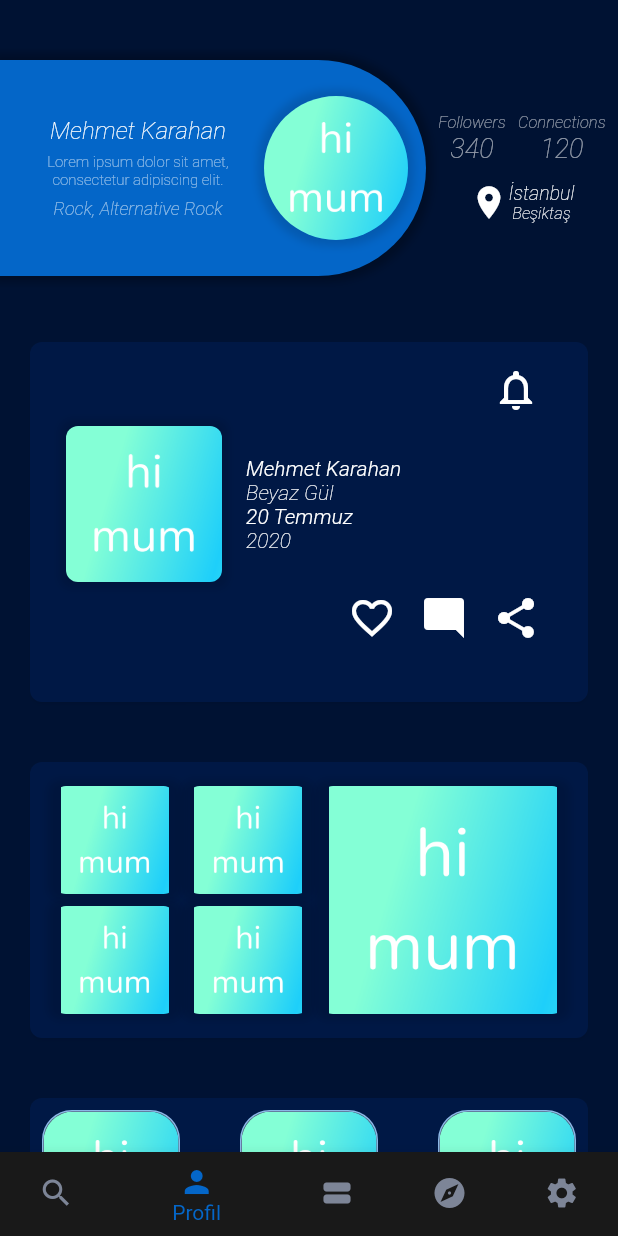
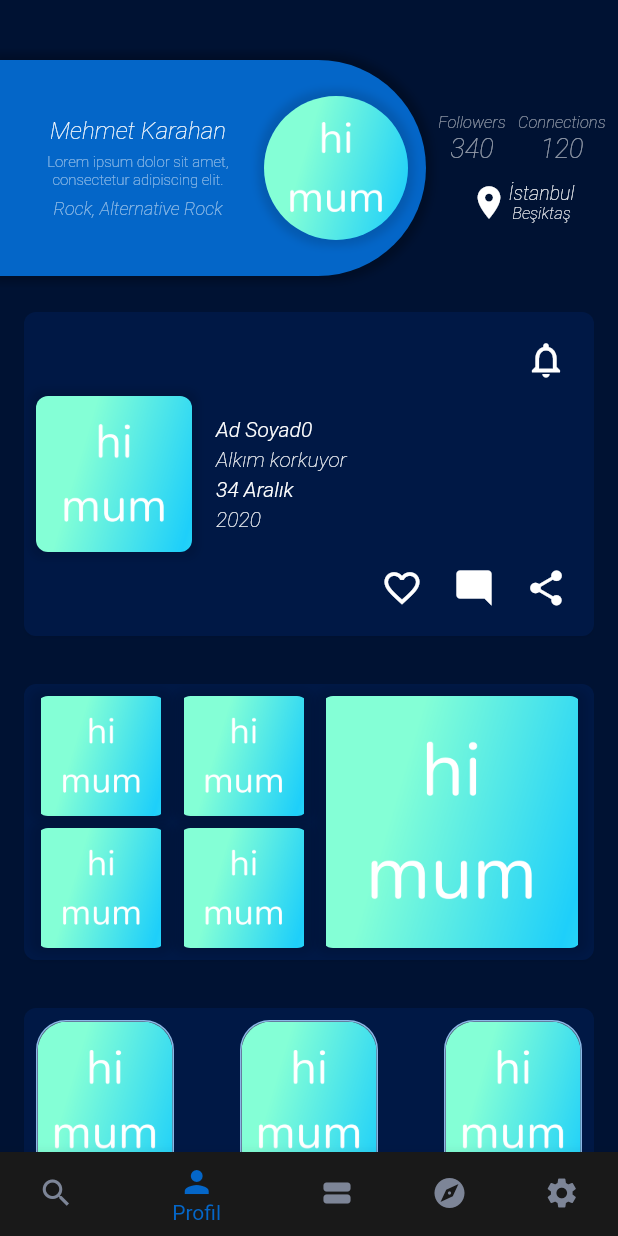
Before and after one commit to altalk23/artist_wire, a Flutter app: the screen it shows after launch, item 2 of the bottom bar chosen, after a tap on the "notifications none" icon, on a phone screen of 412 x 824 dp. Run offline on Flutter 3.47's test engine with Material 2 defaults, Android fonts, the phone set to English and light mode, and no system bars; missing offline and left inert: window_size.

Commit message:
cards / music card fix

```diff
--- a/lib/dummydata.dart
+++ b/lib/dummydata.dart
@@ -1,17 +1,41 @@
 dynamic cloudData = {
   "username0": {
     "name": "Ad Soyad0",
-    "friends": [
-      "username1",
+    "followers": [
       "username2",
       "username5",
+      "username8",
+      "username13",
     ],
     "links": [
       "username1",
       "username3",
       "username4",
-      "username8",
     ],
+    "profile": {
+      "order": ["details", "music", "image", "people", "post"],
+      "details": {
+        "name": "Ad Soyad0",
+        "description":
+            "Lorem ipsum dolor sit amet, consectetur adipiscing elit.",
+        "genres": "Rock, Alternative Rock",
+        "followerCount": 4,
+        "linkCount": 3,
+        "locationTop": "İstanbul",
+        "locationBottom": "Beşiktaş",
+      },
+      "music": {
+        "artist": "Ad Soyad0",
+        "song": "Alkım korkuyor",
+        "date": "34 Aralık",
+        "year": "2020",
+      },
+      "gallery": {
+        "images": [
+
+        ],
+      }
+    },
   },
   "username1": {
     "name": "Ad Soyad1",
--- a/lib/screen/discover/discover.dart
+++ b/lib/screen/discover/discover.dart
@@ -32,6 +32,7 @@ class _DiscoverScreenState extends State<DiscoverScreen> {
                     title: "Neye ihtiyacın var?",
                     options: musicianFilter,
                   ),
+                  SizedBox(height: 16),
                   FilterSelector(
                     title: "Hangi müzik türü?",
                     options: genreFilter,
@@ -47,7 +48,7 @@ class _DiscoverScreenState extends State<DiscoverScreen> {
                 Text(
                   "Önerilenler",
                   textAlign: TextAlign.start,
-                  style: Theme.of(context).textTheme.headline6,
+                  style: Theme.of(context).textTheme.headline4,
                 ),
                 SizedBox(height: 8),
                 Row(
@@ -134,7 +135,7 @@ class _FilterSelectorState extends State<FilterSelector> {
         Text(
           widget.title,
           textAlign: TextAlign.start,
-          style: Theme.of(context).textTheme.headline6,
+          style: Theme.of(context).textTheme.headline4,
         ),
         SizedBox(height: 8),
         SizedBox(
--- a/lib/screen/profile/details.dart
+++ b/lib/screen/profile/details.dart
@@ -2,7 +2,8 @@ import 'package:artist_project/themes.dart';
 import 'package:flutter/material.dart';
 
 class DetailsWidget extends StatefulWidget {
-  DetailsWidget({key}) : super(key: key);
+  final String username;
+  DetailsWidget({key, this.username}) : super(key: key);
 
   @override
   _DetailsWidgetState createState() => _DetailsWidgetState();
--- a/lib/screen/profile/image_showcase.dart
+++ b/lib/screen/profile/gallery_card.dart
@@ -2,20 +2,22 @@ import 'package:artist_project/screen/placeholder/image.dart';
 import 'package:artist_project/themes.dart';
 import 'package:flutter/material.dart';
 
-class ImageShowcaseWidget extends StatefulWidget {
+class GalleryCard extends StatefulWidget {
+  final String username;
+
+  const GalleryCard({Key key, this.username}) : super(key: key);
+
   @override
-  _ImageShowcaseWidgetState createState() => _ImageShowcaseWidgetState();
+  _GalleryCardState createState() => _GalleryCardState();
 }
 
-class _ImageShowcaseWidgetState extends State<ImageShowcaseWidget> {
+class _GalleryCardState extends State<GalleryCard> {
   @override
   Widget build(BuildContext context) {
-    return Container(
-      margin: EdgeInsets.symmetric(horizontal: 16),
-      child: Card(
+    return Card(
       child: Container(
         height: 184,
-          padding: EdgeInsets.only(bottom: 16, left: 16, right: 16, top: 16),
+        padding: EdgeInsets.all(8),
         child: Row(
           children: <Widget>[
             Flexible(
@@ -58,10 +60,6 @@ class _ImageShowcaseWidgetState extends State<ImageShowcaseWidget> {
             ),
           ],
         ),
-        ),
-      ),
-      decoration: BoxDecoration(
-        borderRadius: BorderRadius.circular(8),
       ),
     );
   }
--- /dev/null
+++ b/lib/screen/profile/music_card.dart
@@ -0,0 +1,112 @@
+import 'package:artist_project/screen/placeholder/image.dart';
+import 'package:flutter/material.dart';
+
+class MusicCard extends StatefulWidget {
+  final String username;
+  final dynamic data;
+
+  const MusicCard({Key key, this.username, this.data}) : super(key: key);
+
+  @override
+  _MusicCardState createState() => _MusicCardState();
+}
+
+class _MusicCardState extends State<MusicCard> {
+  @override
+  Widget build(BuildContext context) {
+    return Card(
+      child: Container(
+        padding: EdgeInsets.all(8),
+        child: Column(
+          crossAxisAlignment: CrossAxisAlignment.end,
+          children: <Widget>[
+            IconButton(
+              icon: Icon(
+                Icons.notifications_none,
+                color: Colors.white,
+                size: 28,
+              ),
+              onPressed: () {},
+            ),
+            Row(
+              mainAxisAlignment: MainAxisAlignment.start,
+              children: <Widget>[
+                PlaceholderImage(width: 104, height: 104),
+                SizedBox(width: 16),
+                Expanded(
+                  child: Column(
+                    crossAxisAlignment: CrossAxisAlignment.start,
+                    children: <Widget>[
+                      Text(
+                        widget.data["artist"],
+                        style: Theme.of(context).textTheme.headline6,
+                        textAlign: TextAlign.start,
+                        overflow: TextOverflow.fade,
+                        maxLines: 1,
+                        softWrap: false,
+                      ),
+                      SizedBox(height: 4),
+                      Text(
+                        widget.data["song"],
+                        style: Theme.of(context).textTheme.headline6.copyWith(
+                              fontWeight: FontWeight.w100,
+                            ),
+                        textAlign: TextAlign.start,
+                        overflow: TextOverflow.fade,
+                        maxLines: 1,
+                        softWrap: false,
+                      ),
+                      SizedBox(height: 4),
+                      Text(
+                        widget.data["date"],
+                        style: Theme.of(context).textTheme.headline6,
+                        textAlign: TextAlign.start,
+                      ),
+                      SizedBox(height: 4),
+                      Text(
+                        widget.data["year"],
+                        style: Theme.of(context).textTheme.headline6.copyWith(
+                              fontWeight: FontWeight.w100,
+                            ),
+                        textAlign: TextAlign.start,
+                      ),
+                    ],
+                  ),
+                ),
+              ],
+            ),
+            Row(
+              mainAxisAlignment: MainAxisAlignment.end,
+              children: <Widget>[
+                IconButton(
+                  icon: Icon(
+                    Icons.favorite_border,
+                    color: Colors.white,
+                    size: 28,
+                  ),
+                  onPressed: () {},
+                ),
+                IconButton(
+                  icon: Icon(
+                    Icons.mode_comment,
+                    color: Colors.white,
+                    size: 28,
+                  ),
+                  onPressed: () {},
+                ),
+                IconButton(
+                  icon: Icon(
+                    Icons.share,
+                    color: Colors.white,
+                    size: 28,
+                  ),
+                  onPressed: () {},
+                ),
+              ],
+            ),
+          ],
+        ),
+      ),
+    );
+  }
+}
--- a/lib/screen/profile/music_showcase.dart
+++ /dev/null
@@ -1,119 +0,0 @@
-import 'package:artist_project/screen/placeholder/image.dart';
-import 'package:artist_project/themes.dart';
-import 'package:flutter/material.dart';
-
-class MusicShowcaseWidget extends StatefulWidget {
-  @override
-  _MusicShowcaseWidgetState createState() => _MusicShowcaseWidgetState();
-}
-
-class _MusicShowcaseWidgetState extends State<MusicShowcaseWidget> {
-  @override
-  Widget build(BuildContext context) {
-    return Container(
-      margin: EdgeInsets.symmetric(horizontal: 16),
-      child: Card(
-        child: Container(
-          padding: EdgeInsets.only(bottom: 32, left: 24, right: 24, top: 8),
-          child: Column(
-            crossAxisAlignment: CrossAxisAlignment.end,
-            children: <Widget>[
-              IconButton(
-                icon: Icon(
-                  Icons.notifications_none,
-                  color: Colors.white,
-                  size: 32,
-                ),
-                onPressed: () {},
-              ),
-              Row(
-                mainAxisAlignment: MainAxisAlignment.start,
-                children: <Widget>[
-                  PlaceholderImage(width:104, height:104),
-                  SizedBox(width: 16),
-                  Column(
-                    crossAxisAlignment: CrossAxisAlignment.start,
-                    children: <Widget>[
-                      Text(
-                        "Mehmet Karahan",
-                        style: TextStyle(
-                          color: Colors.white,
-                          fontSize: 14,
-                          fontWeight: FontWeight.w300,
-                          fontStyle: FontStyle.italic,
-                        ),
-                        textAlign: TextAlign.start,
-                      ),
-                      Text(
-                        "Beyaz Gül",
-                        style: TextStyle(
-                          color: Colors.white,
-                          fontSize: 14,
-                          fontWeight: FontWeight.w100,
-                          fontStyle: FontStyle.italic,
-                        ),
-                        textAlign: TextAlign.start,
-                      ),
-                      Text(
-                        "20 Temmuz",
-                        style: TextStyle(
-                          color: Colors.white,
-                          fontSize: 14,
-                          fontWeight: FontWeight.w300,
-                          fontStyle: FontStyle.italic,
-                        ),
-                        textAlign: TextAlign.start,
-                      ),
-                      Text(
-                        "2020",
-                        style: TextStyle(
-                          color: Colors.white,
-                          fontSize: 14,
-                          fontWeight: FontWeight.w100,
-                          fontStyle: FontStyle.italic,
-                        ),
-                        textAlign: TextAlign.start,
-                      ),
-                    ],
-                  ),
-                ],
-              ),
-              Row(
-                mainAxisAlignment: MainAxisAlignment.end,
-                children: <Widget>[
-                  IconButton(
-                    icon: Icon(
-                      Icons.favorite_border,
-                      color: Colors.white,
-                      size: 32,
-                    ),
-                    onPressed: () {},
-                  ),
-                  IconButton(
-                    icon: Icon(
-                      Icons.mode_comment,
-                      color: Colors.white,
-                      size: 32,
-                    ),
-                    onPressed: () {},
-                  ),
-                  IconButton(
-                    icon: Icon(
-                      Icons.share,
-                      color: Colors.white,
-                      size: 32,
-                    ),
-                    onPressed: () {},
-                  ),
-                ],
-              ),
-            ],
-          ),
-        ),
-      ),
-      decoration: BoxDecoration(
-        borderRadius: BorderRadius.circular(8),
-      ),
-    );
-  }
-}
--- a/lib/screen/profile/people_showcase.dart
+++ b/lib/screen/profile/people_card.dart
@@ -2,19 +2,21 @@ import 'package:artist_project/screen/placeholder/image.dart';
 import 'package:artist_project/themes.dart';
 import 'package:flutter/material.dart';
 
-class PeopleShowcaseWidget extends StatefulWidget {
+class PeopleCard extends StatefulWidget {
+  final String username;
+
+  const PeopleCard({Key key, this.username}) : super(key: key);
+
   @override
-  _PeopleShowcaseWidgetState createState() => _PeopleShowcaseWidgetState();
+  _PeopleCardState createState() => _PeopleCardState();
 }
 
-class _PeopleShowcaseWidgetState extends State<PeopleShowcaseWidget> {
+class _PeopleCardState extends State<PeopleCard> {
   @override
   Widget build(BuildContext context) {
-    return Container(
-      margin: EdgeInsets.symmetric(horizontal: 16),
-      child: Card(
+    return Card(
       child: Container(
-          padding: EdgeInsets.only(bottom: 8, left: 8, right: 8, top: 8),
+        padding: EdgeInsets.all(8),
         child: Row(
           mainAxisAlignment: MainAxisAlignment.spaceBetween,
           children: <Widget>[
@@ -22,7 +24,6 @@ class _PeopleShowcaseWidgetState extends State<PeopleShowcaseWidget> {
             SinglePeopleShowcaseWidget(),
             SinglePeopleShowcaseWidget(),
           ],
-          ),
         ),
       ),
     );
--- /dev/null
+++ b/lib/screen/profile/post_card.dart
@@ -0,0 +1,35 @@
+import 'package:artist_project/screen/placeholder/image.dart';
+import 'package:flutter/material.dart';
+
+class PostCard extends StatefulWidget {
+  final String username;
+
+  const PostCard({Key key, this.username}) : super(key: key);
+
+  @override
+  _PostCardState createState() => _PostCardState();
+}
+
+class _PostCardState extends State<PostCard> {
+  @override
+  Widget build(BuildContext context) {
+    return Card(
+      child: Container(
+        padding: EdgeInsets.all(8),
+        child: Column(
+          children: <Widget>[
+            Text(
+              "Gönderilerin",
+              style: TextStyle(
+                color: Colors.white60,
+                fontSize: 14,
+                fontWeight: FontWeight.w100,
+              ),
+            ),
+            PlaceholderImage(height: 136, fit: BoxFit.fitWidth,),
+          ],
+        ),
+      ),
+    );
+  }
+}
--- a/lib/screen/profile/post_showcase.dart
+++ /dev/null
@@ -1,37 +0,0 @@
-import 'package:artist_project/screen/placeholder/image.dart';
-import 'package:flutter/material.dart';
-
-class PostShowcaseWidget extends StatefulWidget {
-  @override
-  _PostShowcaseWidgetState createState() => _PostShowcaseWidgetState();
-}
-
-class _PostShowcaseWidgetState extends State<PostShowcaseWidget> {
-  @override
-  Widget build(BuildContext context) {
-    return Container(
-      margin: EdgeInsets.symmetric(horizontal: 16),
-      child: Card(
-        child: Container(
-          padding: EdgeInsets.all(8),
-          child: Column(
-            children: <Widget>[
-              Text(
-                "Gönderilerin",
-                style: TextStyle(
-                  color: Colors.white60,
-                  fontSize: 14,
-                  fontWeight: FontWeight.w100,
-                ),
-              ),
-              PlaceholderImage(height: 136, fit: BoxFit.fitWidth,),
-            ],
-          ),
-        ),
-      ),
-      decoration: BoxDecoration(
-        borderRadius: BorderRadius.circular(8),
-      ),
-    );
-  }
-}
--- a/lib/screen/profile/profile.dart
+++ b/lib/screen/profile/profile.dart
@@ -1,8 +1,9 @@
+import 'package:artist_project/dummydata.dart';
 import 'package:artist_project/screen/profile/details.dart';
-import 'package:artist_project/screen/profile/image_showcase.dart';
-import 'package:artist_project/screen/profile/music_showcase.dart';
-import 'package:artist_project/screen/profile/people_showcase.dart';
-import 'package:artist_project/screen/profile/post_showcase.dart';
+import 'package:artist_project/screen/profile/gallery_card.dart';
+import 'package:artist_project/screen/profile/music_card.dart';
+import 'package:artist_project/screen/profile/people_card.dart';
+import 'package:artist_project/screen/profile/post_card.dart';
 import 'package:artist_project/themes.dart';
 import 'package:flutter/material.dart';
 
@@ -19,16 +20,11 @@ class _ProfileScreenState extends State<ProfileScreen> {
       child: ListView(
         children: <Widget>[
           SizedBox(height: 32),
-          DetailsWidget(),
-          SizedBox(height: 32),
-          MusicShowcaseWidget(),
-          SizedBox(height: 32),
-          ImageShowcaseWidget(),
-          SizedBox(height: 32),
-          PeopleShowcaseWidget(),
-          SizedBox(height: 32),
-          PostShowcaseWidget(),
-          SizedBox(height: 32),
+          DetailsWidget(username: "username0"),
+          MusicCard(username: "username0", data: cloudData["username0"]["profile"]["music"]),
+          GalleryCard(username: "username0", data: cloudData["username0"]["profile"]["gallery"]),
+          PeopleCard(username: "username0"),
+          PostCard(username: "username0"),
           Container(
             margin: EdgeInsets.symmetric(horizontal: 16),
             height: 184,
--- a/lib/screen/widgets.dart
+++ b/lib/screen/widgets.dart
@@ -16,7 +16,7 @@ class TitleWidget extends StatelessWidget {
         children: <Widget>[
           Text(
             title,
-            style: Theme.of(context).textTheme.headline3,
+            style: Theme.of(context).textTheme.headline2,
           ),
           ProfileImageWidget(username: username, size: 84)
         ],
--- a/lib/themes.dart
+++ b/lib/themes.dart
@@ -37,15 +37,21 @@ class Themes {
     primarySwatch: blue,
     accentColor: blueGrey.shade600,
     textTheme: TextTheme(
-      headline3: TextStyle(
+      headline2: TextStyle(
         color: Colors.white,
         fontSize: 35,
         fontWeight: FontWeight.w900,
         fontStyle: FontStyle.italic,
       ),
+      headline4: TextStyle(
+        color: Colors.white,
+        fontSize: 20,
+        fontWeight: FontWeight.w300,
+        fontStyle: FontStyle.italic,
+      ),
       headline6: TextStyle(
         color: Colors.white,
-        fontSize: 20,
+        fontSize: 14,
         fontWeight: FontWeight.w300,
         fontStyle: FontStyle.italic,
       ),
@@ -73,6 +79,7 @@ class Themes {
       shape: RoundedRectangleBorder(
         borderRadius: BorderRadius.circular(8),
       ),
+      margin: EdgeInsets.all(16),
       shadowColor: Colors.black26,
     ),
     hintColor: Themes.blueGrey.shade600,
```
Lines whose indentation alone changed are shown as unchanged.
